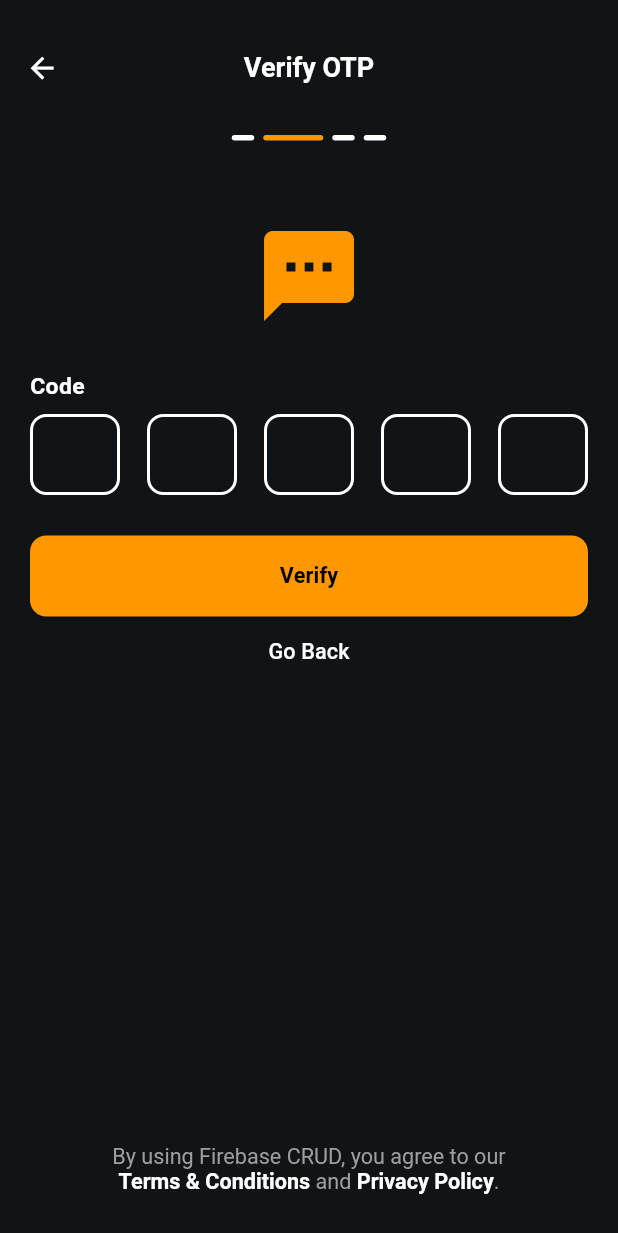
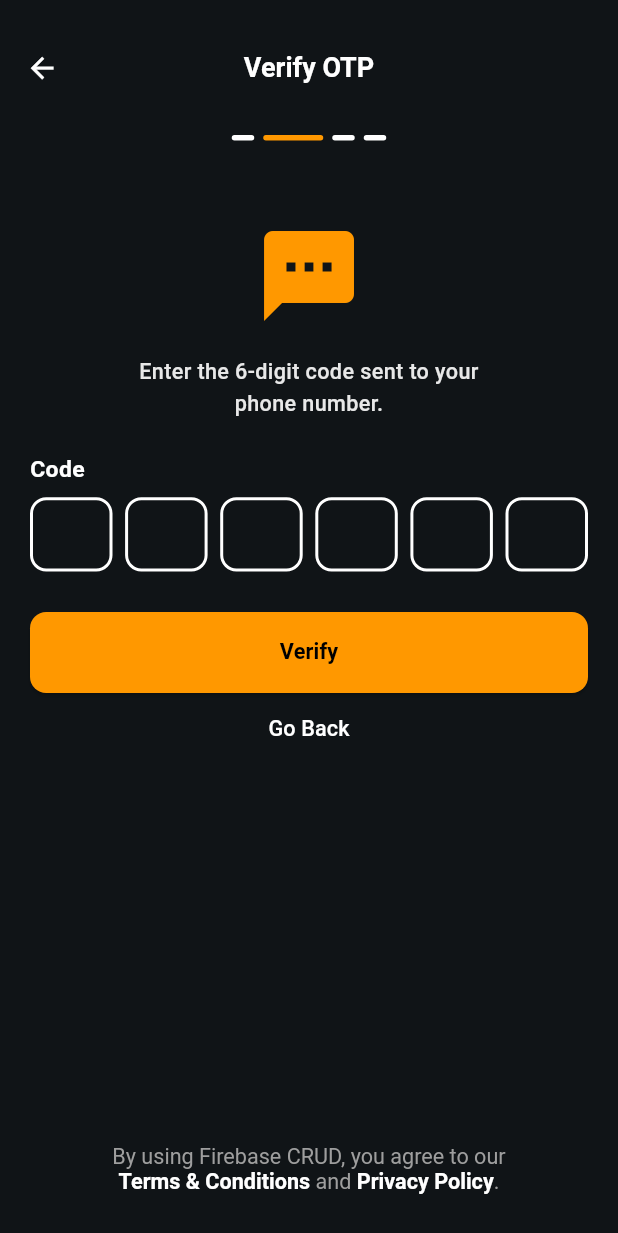
Before and after one commit to Raja-Hamid/firebase_crud, a Flutter app: the SignUpWithPhoneNumberScreens screen opened by its route, swiped to page 2, on a phone screen of 412 x 824 dp. Shown: the top 1233 px of the screen. Run offline on Flutter 3.47's test engine with Material 3 defaults, Android fonts, the phone set to English and light mode, and no system bars; our stand-ins replace app_links, cloud_firestore, firebase_auth, firebase_core, firebase_storage, flutter_screenutil and 2 more; accounts and stored records are empty.

Commit message:
OTP and Sign Up through Phone Number Implementation

```diff
--- a/lib/main.dart
+++ b/lib/main.dart
@@ -1,6 +1,3 @@
-import 'dart:math';
-
-import 'package:app_links/app_links.dart';
 import 'package:firebase_core/firebase_core.dart';
 import 'package:firebase_crud/controllers/app_links/app_links_service.dart';
 import 'package:firebase_crud/controllers/auth/auth_controller.dart';
@@ -9,7 +6,6 @@ import 'package:flutter/material.dart';
 import 'package:flutter/services.dart';
 import 'package:flutter_screenutil/flutter_screenutil.dart';
 import 'package:get/get.dart';
-import 'dart:developer';
 
 void main() async {
   WidgetsFlutterBinding.ensureInitialized();
--- a/lib/ui/screens/sign_up_screen.dart
+++ b/lib/ui/screens/sign_up_screen.dart
@@ -1,6 +1,5 @@
 import 'package:firebase_crud/controllers/routes/app_routes.dart';
 import 'package:firebase_crud/ui/screens/sign_up_with_phone_number_screens.dart';
-import 'package:firebase_crud/ui/screens/test_o_t_p.dart';
 import 'package:firebase_crud/ui/widgets/custom_footer.dart';
 import 'package:flutter/material.dart';
 import 'package:firebase_crud/constants/colors.dart';
--- a/lib/ui/screens/sign_up_with_phone_number_screens.dart
+++ b/lib/ui/screens/sign_up_with_phone_number_screens.dart
@@ -26,12 +26,14 @@ class _SignUpWithPhoneNumberScreensState
   final _otpFormKey = GlobalKey<FormState>();
   final _profileFormKey = GlobalKey<FormState>();
   final _passwordFormKey = GlobalKey<FormState>();
+
   final TextEditingController _phoneNumberController = TextEditingController();
   final _otpController = List.generate(6, (_) => TextEditingController());
   final TextEditingController _passwordController = TextEditingController();
   final TextEditingController _firstNameController = TextEditingController();
   final TextEditingController _lastNameController = TextEditingController();
   final TextEditingController _dobController = TextEditingController();
+
   final _controller = Get.put(PageNavigationController());
   final AuthController _authController = Get.find<AuthController>();
 
@@ -115,7 +117,9 @@ class _SignUpWithPhoneNumberScreensState
   }
 
   Widget _buildPhoneInputPage() {
-    return ListView(
+    return Form(
+      key: _phoneFormKey,
+      child: ListView(
         physics: const BouncingScrollPhysics(),
         children: [
           RoundedTextField(
@@ -126,6 +130,13 @@ class _SignUpWithPhoneNumberScreensState
             textColor: Colors.white,
             hintColor: Colors.grey,
             borderColor: Colors.white,
+            keyboardType: TextInputType.phone,
+            validator: (value) {
+              if (value == null || value.isEmpty) {
+                return 'Phone number is required';
+              }
+              return null;
+            },
           ),
           SizedBox(height: 30.h),
           RoundedButton(
@@ -133,23 +144,35 @@ class _SignUpWithPhoneNumberScreensState
             backgroundColor: Colors.orange,
             textColor: Colors.black,
             onPressed: () {
-            // _authController.signUpWithPhoneNumber(
-            //   phoneNumber: _phoneNumberController.text.trim(),
-            // );
-            _controller.nextPage();
+              _authController.signUpWithPhoneNumber(
+                phoneNumber: _phoneNumberController.text.trim(),
+              );
             },
           ),
         ],
+      ),
     );
   }
 
   Widget _buildOTPVerificationPage() {
-    return ListView(
+    return Form(
+      key: _otpFormKey,
+      child: ListView(
         physics: const BouncingScrollPhysics(),
         children: [
           SizedBox(height: 30.h),
           Icon(Icons.sms_rounded, color: Colors.orange, size: 80.sp),
-        SizedBox(height: 30.h),
+          SizedBox(height: 20.h),
+          Text(
+            'Enter the 6-digit code sent to your\nphone number.',
+            textAlign: TextAlign.center,
+            style: TextStyle(
+              color: Colors.white.withOpacity(0.9),
+              fontSize: 16.sp,
+              fontWeight: FontWeight.w500,
+            ),
+          ),
+          SizedBox(height: 25.h),
           OTPCodeFields(title: 'Code', controllers: _otpController),
           SizedBox(height: 30.h),
           RoundedButton(
@@ -157,9 +180,8 @@ class _SignUpWithPhoneNumberScreensState
             backgroundColor: Colors.orange,
             textColor: Colors.black,
             onPressed: () {
-            // final code = _otpControllers.map((c) => c.text).join();
-            // _controller.verifyOTP(code);
-            _controller.nextPage();
+              final code = _otpController.map((c) => c.text).join();
+              _authController.verifyOTP(code);
             },
           ),
           TextButton(
@@ -170,6 +192,7 @@ class _SignUpWithPhoneNumberScreensState
             ),
           ),
         ],
+      ),
     );
   }
 
@@ -194,7 +217,14 @@ class _SignUpWithPhoneNumberScreensState
       formKey: _passwordFormKey,
       passwordController: _passwordController,
       onContinue: () {
-        if (_passwordFormKey.currentState!.validate()) {}
+        if (_passwordFormKey.currentState!.validate()) {
+          _authController.finishPhoneSignUp(
+            firstName: _firstNameController.text.trim(),
+            lastName: _lastNameController.text.trim(),
+            password: _passwordController.text.trim(),
+            dateOfBirth: _dobController.text.trim(),
+          );
+        }
       },
       onGoBack: _controller.previousPage,
     );
--- a/lib/ui/widgets/o_t_p_code_fields.dart
+++ b/lib/ui/widgets/o_t_p_code_fields.dart
@@ -28,10 +28,10 @@ class OTPCodeFields extends StatelessWidget {
         SizedBox(height: 8.h),
         Row(
           mainAxisAlignment: MainAxisAlignment.spaceBetween,
-          children: List.generate(5, (index) {
+          children: List.generate(6, (index) {
             return SizedBox(
-              width: 60.w,
-              height: 60.h,
+              width: 55.w,
+              height: 55.h,
               child: TextField(
                 controller: controllers[index],
                 textAlign: TextAlign.center,
@@ -54,9 +54,14 @@ class OTPCodeFields extends StatelessWidget {
                   ),
                 ),
                 onChanged: (value) {
-                  if (value.isNotEmpty && index < 4) {
+                  if (value.isNotEmpty && !RegExp(r'^\d$').hasMatch(value)) {
+                    controllers[index].clear();
+                    return;
+                  }
+                  if (value.isNotEmpty && index < 5) {
                     FocusScope.of(context).nextFocus();
-                  } else if (value.isEmpty && index > 0) {
+                  }
+                  if (value.isEmpty && index > 0) {
                     FocusScope.of(context).previousFocus();
                   }
                 },
```
Also changed, not shown: lib/controllers/auth/auth_controller.dart (+14 -2 lines). Lines whose indentation alone changed are shown as unchanged.
